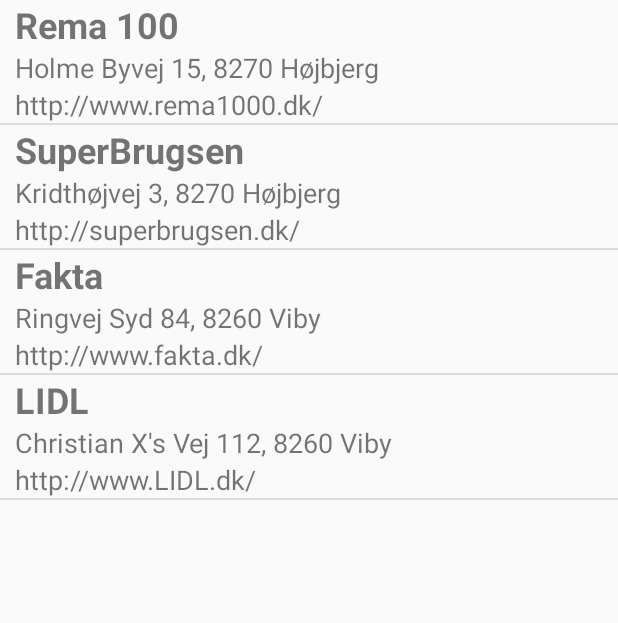
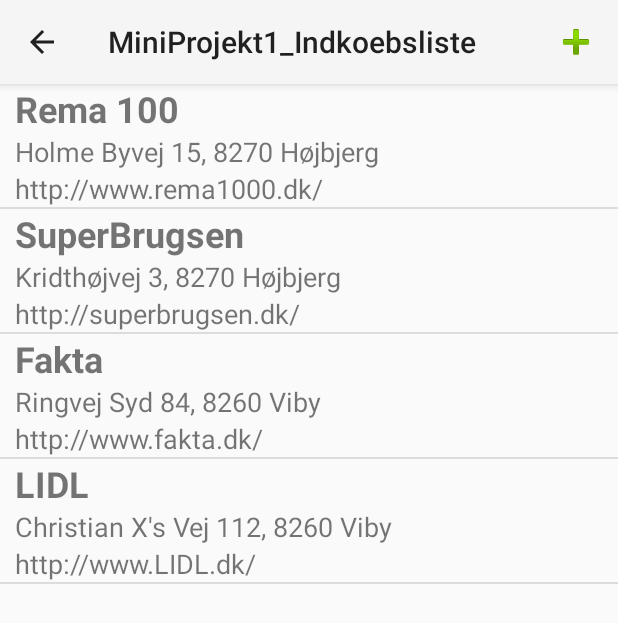
Before and after one commit to Tuxzombie/MiniProjekt1_Indkoebsliste1, an Android app: the screen it shows after launch (ButikActivity), after a tap on "Gå til butikker", on a phone screen of 412 x 824 dp. Shown: the top 623 px of the screen. Run offline under Robolectric (Android 15) with nearby library versions, the phone set to English and light mode, and no system bars.

```diff
--- a/app/src/main/AndroidManifest.xml
+++ b/app/src/main/AndroidManifest.xml
@@ -16,7 +16,9 @@
             </intent-filter>
         </activity>
 
-        <activity android:name=".ButikActivity">
+        <activity
+            android:name=".ButikActivity"
+            android:parentActivityName=".MainActivity">
 
         </activity>
 
--- a/app/src/main/java/com/example/tuxzo/miniprojekt1_indkoebsliste/ButikActivity.java
+++ b/app/src/main/java/com/example/tuxzo/miniprojekt1_indkoebsliste/ButikActivity.java
@@ -3,10 +3,13 @@ package com.example.tuxzo.miniprojekt1_indkoebsliste;
 import android.content.DialogInterface;
 import android.content.Intent;
 import android.os.Bundle;
+import android.support.v7.app.ActionBar;
 import android.support.v7.app.AlertDialog;
 import android.support.v7.app.AppCompatActivity;
+import android.support.v7.widget.Toolbar;
 import android.view.ContextMenu;
 import android.view.LayoutInflater;
+import android.view.Menu;
 import android.view.MenuInflater;
 import android.view.MenuItem;
 import android.view.View;
@@ -27,8 +30,10 @@ public class ButikActivity extends AppCompatActivity {
         super.onCreate(savedInstanceState);
         setContentView(R.layout.activity_butik);
 
-       Toolbar toolbar = (Toolbar) findViewById();
+        Toolbar toolbar = (Toolbar) findViewById(R.id.toolbarButik);
         setSupportActionBar(toolbar);
+        ActionBar ab = getSupportActionBar();
+        ab.setDisplayHomeAsUpEnabled(true);
 
         listView = (ListView) findViewById(R.id.listButikker);
 
@@ -54,6 +59,12 @@ public class ButikActivity extends AppCompatActivity {
 
         registerForContextMenu(listView);
 
+    }
+
+    @Override
+    public boolean onPrepareOptionsMenu(final Menu menu) {
+        getMenuInflater().inflate(R.menu.toolbar_butik, menu);
+        return super.onCreateOptionsMenu(menu);
     }
 
     @Override
--- a/app/src/main/java/com/example/tuxzo/miniprojekt1_indkoebsliste/MainActivity.java
+++ b/app/src/main/java/com/example/tuxzo/miniprojekt1_indkoebsliste/MainActivity.java
@@ -5,8 +5,10 @@ import android.content.Context;
 import android.content.Intent;
 import android.database.Cursor;
 import android.os.Bundle;
+import android.support.v7.app.ActionBar;
 import android.support.v7.app.AppCompatActivity;
 import android.support.v7.widget.Toolbar;
+import android.util.Log;
 import android.view.LayoutInflater;
 import android.view.Menu;
 import android.view.MenuItem;
@@ -55,6 +57,8 @@ public class MainActivity extends AppCompatActivity {
 
         Toolbar toolbar = (Toolbar) findViewById(R.id.toolbarIndkoebsliste);
         setSupportActionBar(toolbar);
+        ActionBar ab = getSupportActionBar();
+        ab.setDisplayHomeAsUpEnabled(false);
 
         Cursor vCursor = storage.getVarerIListe();
         ArrayList<IndkoebslisteVare> vArrayList = new ArrayList<IndkoebslisteVare>();
@@ -79,12 +83,6 @@ public class MainActivity extends AppCompatActivity {
         TextView tvTotalPris = (TextView) findViewById(R.id.tvTotalPris);
         tvTotalPris.setText(totalPris + " kr.");
 
-    }
-
-    @Override
-    protected void onDestroy() {
-        super.onDestroy();
-        storage.destroy();
     }
 
     @Override
@@ -132,6 +130,7 @@ public class MainActivity extends AppCompatActivity {
             cbErKoebt.setOnCheckedChangeListener(new CompoundButton.OnCheckedChangeListener() {
                         @Override
                         public void onCheckedChanged(CompoundButton compoundButton, boolean b) {
+                            Log.d("Select", "bip boop");
                             storage.setIsCheckedOfIndkoebsliste(varer.get(position).getId(), b);
                         }
                     });
--- a/app/src/main/java/com/example/tuxzo/miniprojekt1_indkoebsliste/Storage.java
+++ b/app/src/main/java/com/example/tuxzo/miniprojekt1_indkoebsliste/Storage.java
@@ -193,9 +193,9 @@ public class Storage {
     public static void setIsCheckedOfIndkoebsliste(int id, boolean isChecked) {
         int newIsChecked = isChecked ? 0 : 1;
 
-        ContentValues butikValues = new ContentValues();
-        butikValues.put("ISCHECKED", newIsChecked);
-        db.update("INDKOEBSLISTE", butikValues, "_id=?", new String[]{id + ""});
+        ContentValues newContentVal = new ContentValues();
+        newContentVal.put("ISCHECKED", newIsChecked);
+        db.update("INDKOEBSLISTE", newContentVal, "_id=?", new String[]{id + ""});
     }
 
     public static void removeVareFraIndkoebsliste(int id) {
--- a/app/src/main/res/layout/activity_butik.xml
+++ b/app/src/main/res/layout/activity_butik.xml
@@ -6,6 +6,20 @@
     android:layout_height="match_parent"
     tools:context="com.example.tuxzo.miniprojekt1_indkoebsliste.ButikActivity">
 
+    <android.support.v7.widget.Toolbar
+        android:id="@+id/toolbarButik"
+        android:layout_width="0dp"
+        android:layout_height="56dp"
+        android:background="?attr/colorPrimary"
+        android:elevation="4dp"
+        android:theme="@style/ThemeOverlay.AppCompat.ActionBar"
+        app:popupTheme="@style/ThemeOverlay.AppCompat.Light"
+        android:layout_marginLeft="0dp"
+        app:layout_constraintLeft_toLeftOf="parent"
+        app:layout_constraintTop_toTopOf="parent"
+        android:layout_marginTop="0dp"
+        android:layout_marginRight="0dp"
+        app:layout_constraintRight_toRightOf="parent" />
 
     <ListView
         android:id="@+id/listButikker"
@@ -14,7 +28,10 @@
         app:layout_constraintBottom_toBottomOf="parent"
         app:layout_constraintLeft_toLeftOf="parent"
         app:layout_constraintRight_toRightOf="parent"
-        app:layout_constraintTop_toTopOf="parent" />
+        android:layout_marginTop="0dp"
+        app:layout_constraintTop_toBottomOf="@+id/toolbarButik"
+        app:layout_constraintHorizontal_bias="0.0"
+        app:layout_constraintVertical_bias="0.0" />
 
 
 </android.support.constraint.ConstraintLayout>
--- a/app/src/main/res/menu/toolbar_varebutik.xml
+++ b/app/src/main/res/menu/toolbar_butik.xml
@@ -3,15 +3,9 @@
     xmlns:app="http://schemas.android.com/apk/res-auto">
 
     <item
-        android:id="@+id/action_tilIndkoebsliste"
-        android:icon="@android:drawable/ic_dialog_map"
-        android:title="Til Indkøbsliste"
-        app:showAsAction="always"/>
-
-    <item
         android:id="@+id/action_tiloejNy"
         android:icon="@android:drawable/ic_input_add"
-        android:title="Tilføj"
+        android:title="Tilføj ny butik"
         app:showAsAction="always"/>
 
 </menu>
```
Also changed, not shown: app/src/main/java/com/example/tuxzo/miniprojekt1_indkoebsliste/VarerActivity.java (+24 -15 lines), app/src/main/res/layout/activity_varer.xml (+22 -2 lines), app/src/main/res/menu/toolbar_vare.xml (added, +17 -0 lines).
